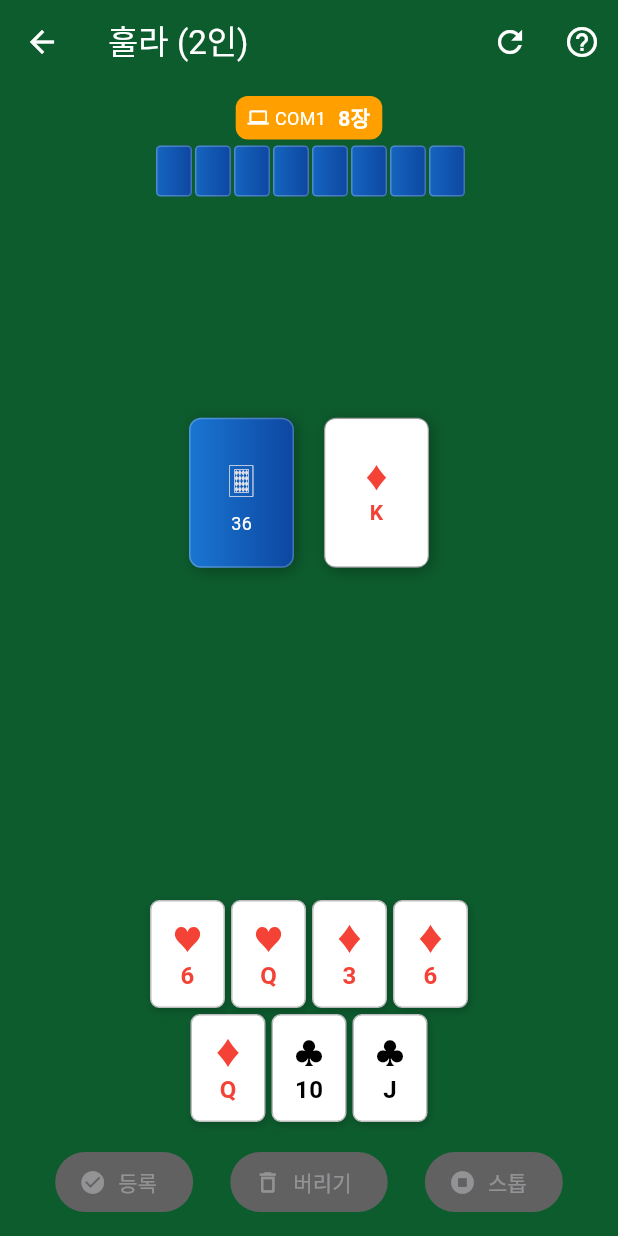
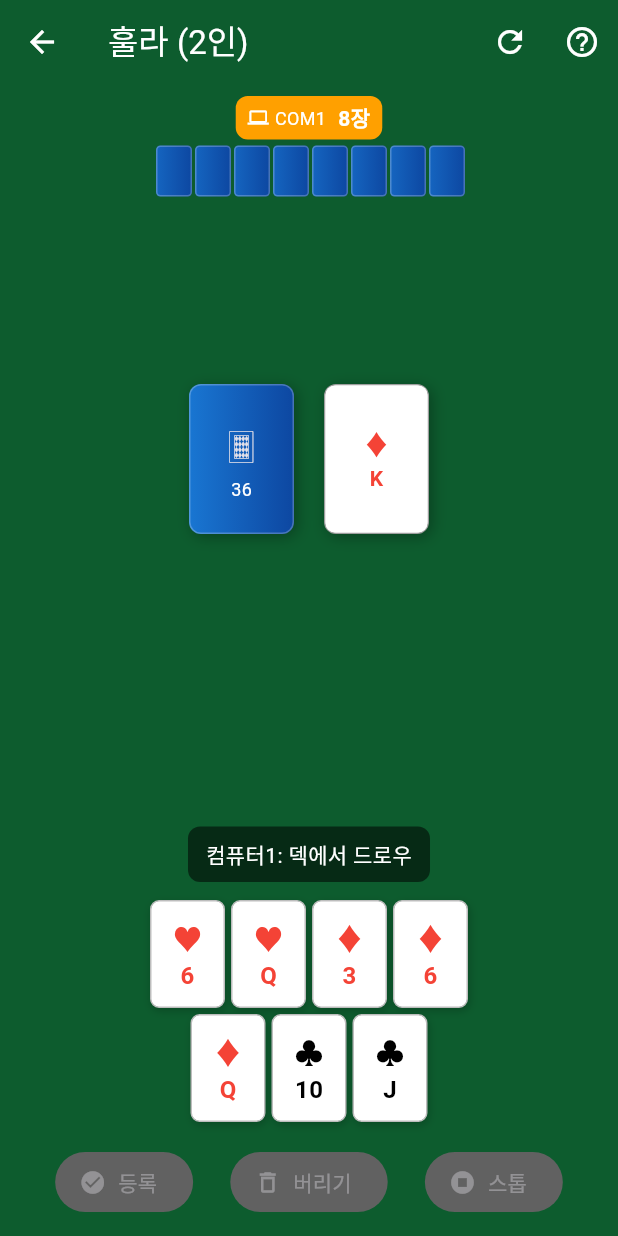
Before and after one commit to mhpark03/games, a Flutter app: the HulaScreen screen opened directly, after a tap on an icon or button, on a phone screen of 412 x 824 dp. Run offline on Flutter 3.47's test engine with Material 3 defaults, Android fonts, the phone set to English and light mode, and no system bars; our stand-ins replace shared_preferences; accounts and stored records are empty.

Commit message:
훌라: 컴퓨터 동작 메시지 추가
- 컴퓨터 덱에서 드로우 시 메시지 표시
- 컴퓨터 땡큐 시 카드 정보 포함
- 컴퓨터 카드 버리기 시 메시지 표시

```diff
--- a/lib/games/hula/hula_screen.dart
+++ b/lib/games/hula/hula_screen.dart
@@ -1908,7 +1908,7 @@ class _HulaScreenState extends State<HulaScreen> with TickerProviderStateMixin {
 
     if (takeDiscard && discardPile.isNotEmpty) {
       drawnCard = discardPile.removeLast();
-      _showMessage('컴퓨터${computerIndex + 1}: 땡큐!');
+      _showMessage('컴퓨터${computerIndex + 1}: ${drawnCard.suitSymbol}${drawnCard.rankString} 땡큐!');
     } else {
       if (deck.isEmpty && discardPile.length > 1) {
         final topCard = discardPile.removeLast();
@@ -1921,6 +1921,7 @@ class _HulaScreenState extends State<HulaScreen> with TickerProviderStateMixin {
         return;
       }
       drawnCard = deck.removeLast();
+      _showMessage('컴퓨터${computerIndex + 1}: 덱에서 드로우');
     }
 
     hand.add(drawnCard);
@@ -2182,6 +2183,7 @@ class _HulaScreenState extends State<HulaScreen> with TickerProviderStateMixin {
     discardPile.add(discardCard);
     _sortHand(hand);
 
+    _showMessage('컴퓨터${computerIndex + 1}: ${discardCard.suitSymbol}${discardCard.rankString} 버림');
     setState(() {});
     _saveGame();
 
@@ -2543,6 +2545,7 @@ class _HulaScreenState extends State<HulaScreen> with TickerProviderStateMixin {
     discardPile.add(discardCard);
     _sortHand(hand);
 
+    _showMessage('컴퓨터${computerIndex + 1}: ${discardCard.suitSymbol}${discardCard.rankString} 버림');
     setState(() {});
     _saveGame();
 
```
